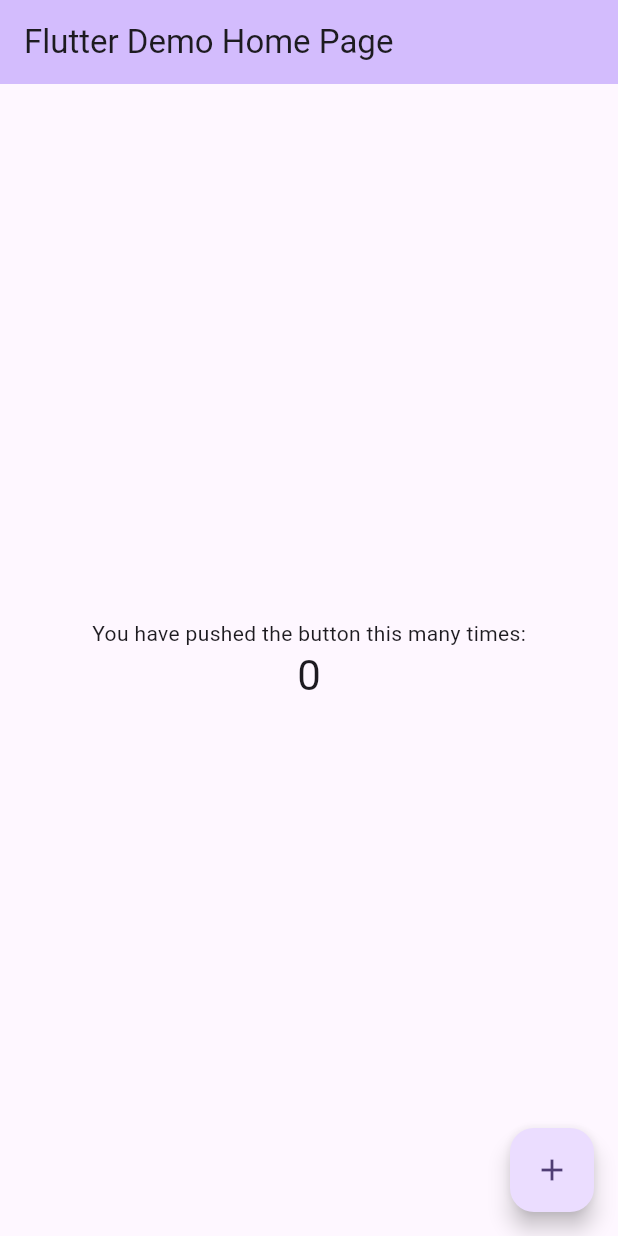
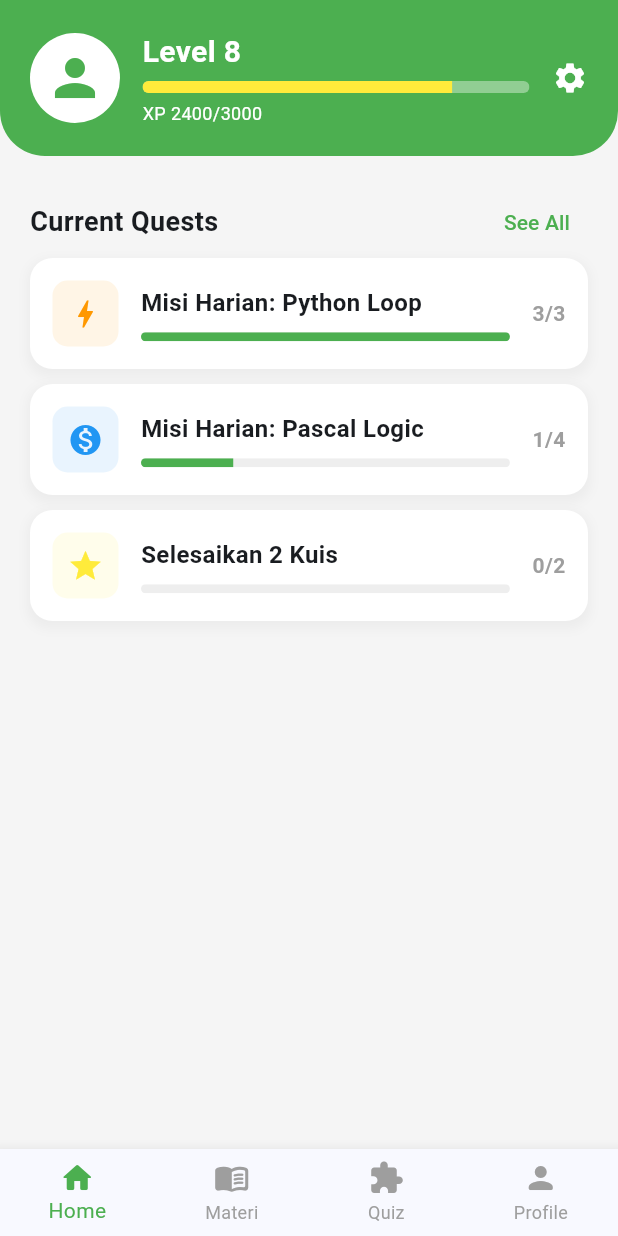
Before and after one commit to Gunadi-kripto/CodeQuest-, a Flutter app: the screen it shows after launch, on a phone screen of 412 x 824 dp. Run offline on Flutter 3.47's test engine with Material 3 defaults, Android fonts, the phone set to English and light mode, and no system bars.

Commit message:
feat: setup bottom navigation and build HomeScreen UI

```diff
--- a/frontend/lib/main.dart
+++ b/frontend/lib/main.dart
@@ -1,122 +1,333 @@
 import 'package:flutter/material.dart';
 
 void main() {
-  runApp(const MyApp());
+  runApp(const CodeQuestApp());
 }
 
-class MyApp extends StatelessWidget {
-  const MyApp({super.key});
+class CodeQuestApp extends StatelessWidget {
+  const CodeQuestApp({super.key});
 
-  // This widget is the root of your application.
   @override
   Widget build(BuildContext context) {
     return MaterialApp(
-      title: 'Flutter Demo',
+      title: 'CodeQuest',
+      debugShowCheckedModeBanner: false, // Menghilangkan tulisan "DEBUG" di kanan atas
       theme: ThemeData(
-        // This is the theme of your application.
-        //
-        // TRY THIS: Try running your application with "flutter run". You'll see
-        // the application has a purple toolbar. Then, without quitting the app,
-        // try changing the seedColor in the colorScheme below to Colors.green
-        // and then invoke "hot reload" (save your changes or press the "hot
-        // reload" button in a Flutter-supported IDE, or press "r" if you used
-        // the command line to start the app).
-        //
-        // Notice that the counter didn't reset back to zero; the application
-        // state is not lost during the reload. To reset the state, use hot
-        // restart instead.
-        //
-        // This works for code too, not just values: Most code changes can be
-        // tested with just a hot reload.
-        colorScheme: ColorScheme.fromSeed(seedColor: Colors.deepPurple),
+        colorScheme: ColorScheme.fromSeed(seedColor: const Color(0xFF1E88E5)),
+        primaryColor: Colors.green, // Warna tema utama CodeQuest
+        useMaterial3: true,
       ),
-      home: const MyHomePage(title: 'Flutter Demo Home Page'),
+      home: const MainScreen(),
     );
   }
 }
 
-class MyHomePage extends StatefulWidget {
-  const MyHomePage({super.key, required this.title});
-
-  // This widget is the home page of your application. It is stateful, meaning
-  // that it has a State object (defined below) that contains fields that affect
-  // how it looks.
-
-  // This class is the configuration for the state. It holds the values (in this
-  // case the title) provided by the parent (in this case the App widget) and
-  // used by the build method of the State. Fields in a Widget subclass are
-  // always marked "final".
-
-  final String title;
+// ==========================================
+// WIDGET UTAMA (BOTTOM NAVIGATION BAR)
+// ==========================================
+class MainScreen extends StatefulWidget {
+  const MainScreen({super.key});
 
   @override
-  State<MyHomePage> createState() => _MyHomePageState();
+  State<MainScreen> createState() => _MainScreenState();
 }
 
-class _MyHomePageState extends State<MyHomePage> {
-  int _counter = 0;
+class _MainScreenState extends State<MainScreen> {
+  int _selectedIndex = 0;
 
-  void _incrementCounter() {
+  // Daftar halaman yang akan ditampilkan saat tab ditekan
+  static const List<Widget> _widgetOptions = <Widget>[
+    HomeScreen(),
+    MateriScreen(),
+    QuizScreen(),
+    ProfileScreen(),
+  ];
+
+  void _onItemTapped(int index) {
     setState(() {
-      // This call to setState tells the Flutter framework that something has
-      // changed in this State, which causes it to rerun the build method below
-      // so that the display can reflect the updated values. If we changed
-      // _counter without calling setState(), then the build method would not be
-      // called again, and so nothing would appear to happen.
-      _counter++;
+      _selectedIndex = index;
     });
   }
 
   @override
   Widget build(BuildContext context) {
-    // This method is rerun every time setState is called, for instance as done
-    // by the _incrementCounter method above.
-    //
-    // The Flutter framework has been optimized to make rerunning build methods
-    // fast, so that you can just rebuild anything that needs updating rather
-    // than having to individually change instances of widgets.
     return Scaffold(
-      appBar: AppBar(
-        // TRY THIS: Try changing the color here to a specific color (to
-        // Colors.amber, perhaps?) and trigger a hot reload to see the AppBar
-        // change color while the other colors stay the same.
-        backgroundColor: Theme.of(context).colorScheme.inversePrimary,
-        // Here we take the value from the MyHomePage object that was created by
-        // the App.build method, and use it to set our appbar title.
-        title: Text(widget.title),
+      body: Center(
+        child: _widgetOptions.elementAt(_selectedIndex),
       ),
-      body: Center(
-        // Center is a layout widget. It takes a single child and positions it
-        // in the middle of the parent.
+      bottomNavigationBar: BottomNavigationBar(
+        items: const <BottomNavigationBarItem>[
+          BottomNavigationBarItem(
+            icon: Icon(Icons.home_rounded),
+            label: 'Home',
+          ),
+          BottomNavigationBarItem(
+            icon: Icon(Icons.menu_book_rounded),
+            label: 'Materi',
+          ),
+          BottomNavigationBarItem(
+            icon: Icon(Icons.extension_rounded),
+            label: 'Quiz',
+          ),
+          BottomNavigationBarItem(
+            icon: Icon(Icons.person_rounded),
+            label: 'Profile',
+          ),
+        ],
+        currentIndex: _selectedIndex,
+        selectedItemColor: Colors.green, // Warna ikon saat dipilih
+        unselectedItemColor: Colors.grey, // Warna ikon saat tidak dipilih
+        showUnselectedLabels: true,
+        type: BottomNavigationBarType.fixed, // Agar semua menu tampil sejajar
+        onTap: _onItemTapped,
+      ),
+    );
+  }
+}
+
+// ==========================================
+// 1. HOME SCREEN (DASHBOARD UTAMA)
+// ==========================================
+class HomeScreen extends StatelessWidget {
+  const HomeScreen({super.key});
+
+  @override
+  Widget build(BuildContext context) {
+    return Scaffold(
+      backgroundColor: Colors.grey[100],
+      body: SafeArea(
         child: Column(
-          // Column is also a layout widget. It takes a list of children and
-          // arranges them vertically. By default, it sizes itself to fit its
-          // children horizontally, and tries to be as tall as its parent.
-          //
-          // Column has various properties to control how it sizes itself and
-          // how it positions its children. Here we use mainAxisAlignment to
-          // center the children vertically; the main axis here is the vertical
-          // axis because Columns are vertical (the cross axis would be
-          // horizontal).
-          //
-          // TRY THIS: Invoke "debug painting" (choose the "Toggle Debug Paint"
-          // action in the IDE, or press "p" in the console), to see the
-          // wireframe for each widget.
-          mainAxisAlignment: MainAxisAlignment.center,
-          children: <Widget>[
-            const Text('You have pushed the button this many times:'),
-            Text(
-              '$_counter',
-              style: Theme.of(context).textTheme.headlineMedium,
+          crossAxisAlignment: CrossAxisAlignment.start,
+          children: [
+            // --- HEADER (Bagian Hijau Atas) ---
+            Container(
+              padding: const EdgeInsets.all(20.0),
+              decoration: const BoxDecoration(
+                color: Colors.green,
+                borderRadius: BorderRadius.only(
+                  bottomLeft: Radius.circular(30),
+                  bottomRight: Radius.circular(30),
+                ),
+              ),
+              child: Row(
+                children: [
+                  // Avatar Profil
+                  const CircleAvatar(
+                    radius: 30,
+                    backgroundColor: Colors.white,
+                    child: Icon(Icons.person, size: 40, color: Colors.green),
+                  ),
+                  const SizedBox(width: 15),
+                  // Info Level & XP
+                  Expanded(
+                    child: Column(
+                      crossAxisAlignment: CrossAxisAlignment.start,
+                      children: [
+                        const Text(
+                          'Level 8',
+                          style: TextStyle(
+                            color: Colors.white,
+                            fontSize: 20,
+                            fontWeight: FontWeight.bold,
+                          ),
+                        ),
+                        const SizedBox(height: 5),
+                        ClipRRect(
+                          borderRadius: BorderRadius.circular(10),
+                          child: const LinearProgressIndicator(
+                            value: 0.8, // 80% progress
+                            backgroundColor: Colors.white38,
+                            valueColor: AlwaysStoppedAnimation<Color>(Colors.yellow),
+                            minHeight: 8,
+                          ),
+                        ),
+                        const SizedBox(height: 5),
+                        const Text(
+                          'XP 2400/3000',
+                          style: TextStyle(color: Colors.white, fontSize: 12),
+                        ),
+                      ],
+                    ),
+                  ),
+                  const SizedBox(width: 15),
+                  // Ikon Pengaturan / Notifikasi
+                  const Icon(Icons.settings, color: Colors.white),
+                ],
+              ),
+            ),
+
+            const SizedBox(height: 20),
+
+            // --- CURRENT QUESTS SECTION ---
+            Padding(
+              padding: const EdgeInsets.symmetric(horizontal: 20.0),
+              child: Row(
+                mainAxisAlignment: MainAxisAlignment.spaceBetween,
+                children: [
+                  const Text(
+                    'Current Quests',
+                    style: TextStyle(
+                      fontSize: 18,
+                      fontWeight: FontWeight.bold,
+                    ),
+                  ),
+                  TextButton(
+                    onPressed: () {},
+                    child: const Text(
+                      'See All',
+                      style: TextStyle(color: Colors.green),
+                    ),
+                  ),
+                ],
+              ),
+            ),
+
+            // --- LIST QUESTS ---
+            Expanded(
+              child: ListView(
+                padding: const EdgeInsets.symmetric(horizontal: 20.0),
+                children: [
+                  _buildQuestCard(
+                    title: 'Misi Harian: Python Loop',
+                    icon: Icons.bolt,
+                    iconColor: Colors.orange,
+                    progressText: '3/3',
+                    progressValue: 1.0,
+                  ),
+                  const SizedBox(height: 10),
+                  _buildQuestCard(
+                    title: 'Misi Harian: Pascal Logic',
+                    icon: Icons.monetization_on,
+                    iconColor: Colors.blue,
+                    progressText: '1/4',
+                    progressValue: 0.25,
+                  ),
+                  const SizedBox(height: 10),
+                  _buildQuestCard(
+                    title: 'Selesaikan 2 Kuis',
+                    icon: Icons.star,
+                    iconColor: Colors.yellow,
+                    progressText: '0/2',
+                    progressValue: 0.0,
+                  ),
+                ],
+              ),
             ),
           ],
         ),
       ),
-      floatingActionButton: FloatingActionButton(
-        onPressed: _incrementCounter,
-        tooltip: 'Increment',
-        child: const Icon(Icons.add),
-      ), // This trailing comma makes auto-formatting nicer for build methods.
+    );
+  }
+
+  // Fungsi untuk membuat Card Quest agar kode lebih rapi
+  Widget _buildQuestCard({
+    required String title,
+    required IconData icon,
+    required Color iconColor,
+    required String progressText,
+    required double progressValue,
+  }) {
+    return Container(
+      padding: const EdgeInsets.all(15.0),
+      decoration: BoxDecoration(
+        color: Colors.white,
+        borderRadius: BorderRadius.circular(15),
+        boxShadow: [
+          BoxShadow(
+            color: Colors.grey.withValues(alpha: 0.1),
+            spreadRadius: 2,
+            blurRadius: 5,
+            offset: const Offset(0, 3),
+          ),
+        ],
+      ),
+      child: Row(
+        children: [
+          Container(
+            padding: const EdgeInsets.all(10),
+            decoration: BoxDecoration(
+              color: iconColor.withValues(alpha: 0.1),
+              borderRadius: BorderRadius.circular(10),
+            ),
+            child: Icon(icon, color: iconColor),
+          ),
+          const SizedBox(width: 15),
+          Expanded(
+            child: Column(
+              crossAxisAlignment: CrossAxisAlignment.start,
+              children: [
+                Text(
+                  title,
+                  style: const TextStyle(fontWeight: FontWeight.bold, fontSize: 16),
+                ),
+                const SizedBox(height: 8),
+                ClipRRect(
+                  borderRadius: BorderRadius.circular(10),
+                  child: LinearProgressIndicator(
+                    value: progressValue,
+                    backgroundColor: Colors.grey[200],
+                    valueColor: const AlwaysStoppedAnimation<Color>(Colors.green),
+                    minHeight: 6,
+                  ),
+                ),
+              ],
+            ),
+          ),
+          const SizedBox(width: 15),
+          Text(
+            progressText,
+            style: const TextStyle(fontWeight: FontWeight.bold, color: Colors.grey),
+          ),
+        ],
+      ),
     );
   }
 }
+
+// ==========================================
+// 2. MATERI SCREEN (PLACEHOLDER)
+// ==========================================
+class MateriScreen extends StatelessWidget {
+  const MateriScreen({super.key});
+
+  @override
+  Widget build(BuildContext context) {
+    return const Scaffold(
+      body: Center(
+        child: Text('Halaman Materi\n(Bab Pembelajaran akan ada di sini)', textAlign: TextAlign.center,),
+      ),
+    );
+  }
+}
+
+// ==========================================
+// 3. QUIZ SCREEN (PLACEHOLDER)
+// ==========================================
+class QuizScreen extends StatelessWidget {
+  const QuizScreen({super.key});
+
+  @override
+  Widget build(BuildContext context) {
+    return const Scaffold(
+      body: Center(
+        child: Text('Halaman Quiz\n(Peta Quiz Terkunci akan ada di sini)', textAlign: TextAlign.center,),
+      ),
+    );
+  }
+}
+
+// ==========================================
+// 4. PROFILE SCREEN (PLACEHOLDER)
+// ==========================================
+class ProfileScreen extends StatelessWidget {
+  const ProfileScreen({super.key});
+
+  @override
+  Widget build(BuildContext context) {
+    return const Scaffold(
+      body: Center(
+        child: Text('Halaman Profile\n(Avatar dan Statistik akan ada di sini)', textAlign: TextAlign.center,),
+      ),
+    );
+  }
+}
```
Also changed, not shown: frontend/pubspec.lock, 1 other file.
